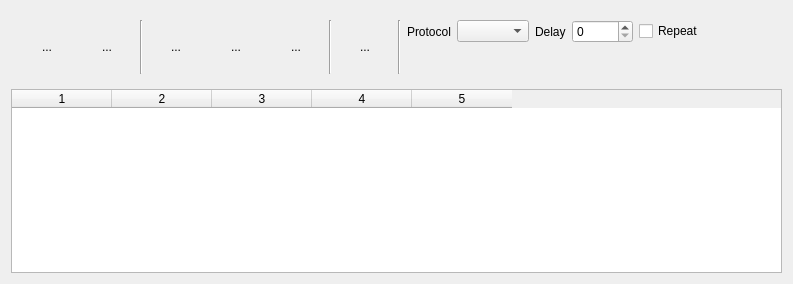
Before: the Qt Designer form macrosdialog.ui in pavelrangelov/niterm, drawn with Qt 5.
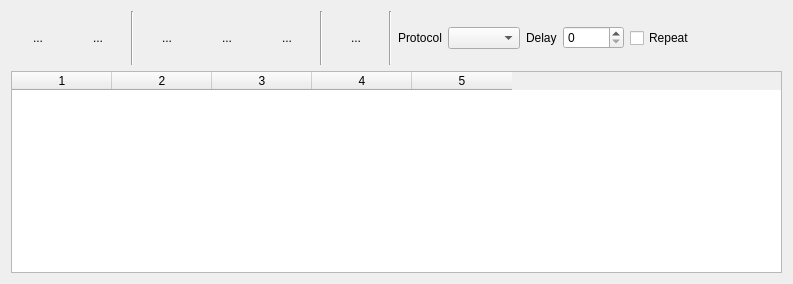
After: the same form once the commit is applied. Icons and pictures are not drawn.

Patch:
```diff
--- a/macrosdialog.ui
+++ b/macrosdialog.ui
@@ -13,7 +13,7 @@
   <property name="windowTitle">
    <string>Macros</string>
   </property>
-  <layout class="QVBoxLayout" name="verticalLayout_2">
+  <layout class="QVBoxLayout" name="verticalLayout">
    <item>
     <widget class="QFrame" name="frameToolbar">
      <property name="sizePolicy">
@@ -29,6 +29,18 @@
       <enum>QFrame::Plain</enum>
      </property>
      <layout class="QHBoxLayout" name="horizontalLayout_2">
+      <property name="leftMargin">
+       <number>0</number>
+      </property>
+      <property name="topMargin">
+       <number>0</number>
+      </property>
+      <property name="rightMargin">
+       <number>0</number>
+      </property>
+      <property name="bottomMargin">
+       <number>0</number>
+      </property>
       <item>
        <widget class="QToolButton" name="btnSave">
         <property name="minimumSize">
@@ -249,47 +261,7 @@
        </widget>
       </item>
       <item>
-       <widget class="QFrame" name="frameProto2">
-        <property name="frameShape">
-         <enum>QFrame::NoFrame</enum>
-        </property>
-        <property name="frameShadow">
-         <enum>QFrame::Plain</enum>
-        </property>
-        <layout class="QVBoxLayout" name="verticalLayout">
-         <property name="leftMargin">
-          <number>0</number>
-         </property>
-         <property name="topMargin">
-          <number>0</number>
-         </property>
-         <property name="rightMargin">
-          <number>0</number>
-         </property>
-         <property name="bottomMargin">
-          <number>0</number>
-         </property>
-         <item>
-          <widget class="QFrame" name="frameProto">
-           <property name="frameShape">
-            <enum>QFrame::NoFrame</enum>
-           </property>
-           <property name="frameShadow">
-            <enum>QFrame::Plain</enum>
-           </property>
            <layout class="QHBoxLayout" name="horizontalLayout">
-            <property name="leftMargin">
-             <number>0</number>
-            </property>
-            <property name="topMargin">
-             <number>0</number>
-            </property>
-            <property name="rightMargin">
-             <number>0</number>
-            </property>
-            <property name="bottomMargin">
-             <number>0</number>
-            </property>
             <item>
              <widget class="QLabel" name="labelProto">
               <property name="text">
@@ -322,23 +294,6 @@
              </widget>
             </item>
            </layout>
-          </widget>
-         </item>
-         <item>
-          <spacer name="verticalSpacer">
-           <property name="orientation">
-            <enum>Qt::Vertical</enum>
-           </property>
-           <property name="sizeHint" stdset="0">
-            <size>
-             <width>20</width>
-             <height>40</height>
-            </size>
-           </property>
-          </spacer>
-         </item>
-        </layout>
-       </widget>
       </item>
       <item>
        <spacer name="horizontalSpacer">
@@ -347,8 +302,8 @@
         </property>
         <property name="sizeHint" stdset="0">
          <size>
-          <width>64</width>
-          <height>17</height>
+          <width>57</width>
+          <height>18</height>
          </size>
         </property>
        </spacer>
```
Left out of the diff: 16 changed lines with no effect on the pictures. Lines whose indentation alone changed are shown as unchanged.
